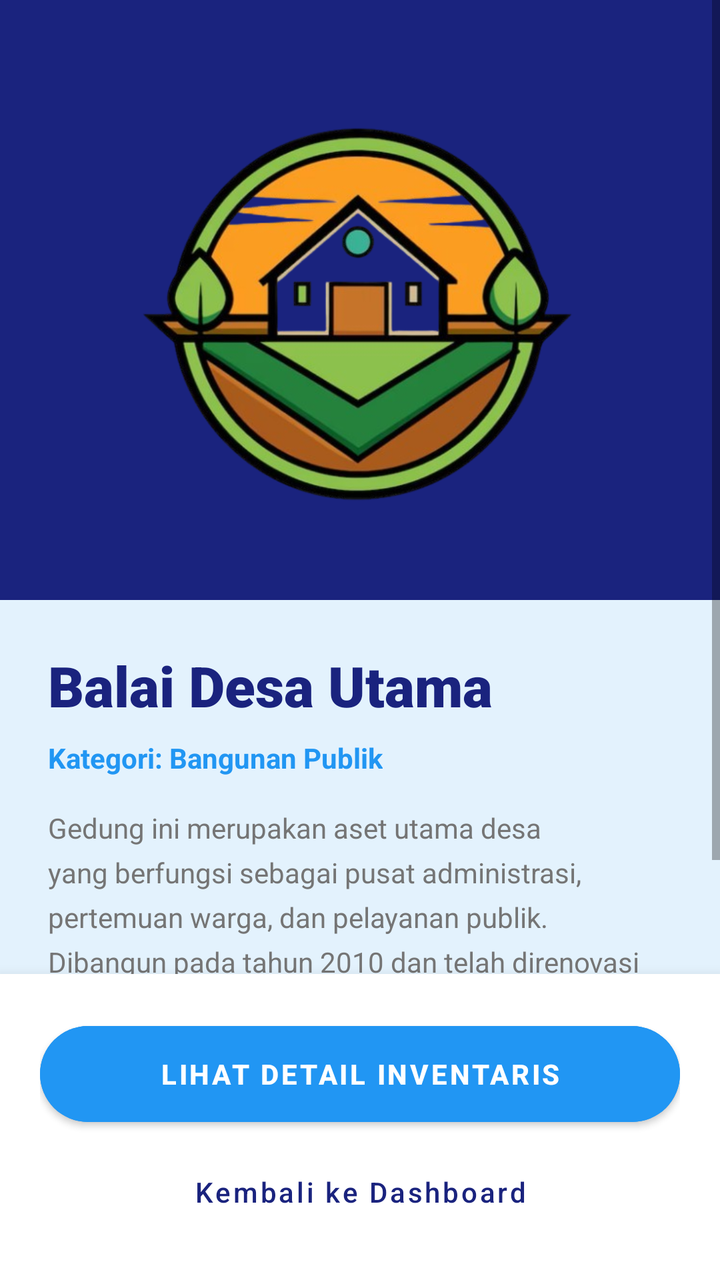
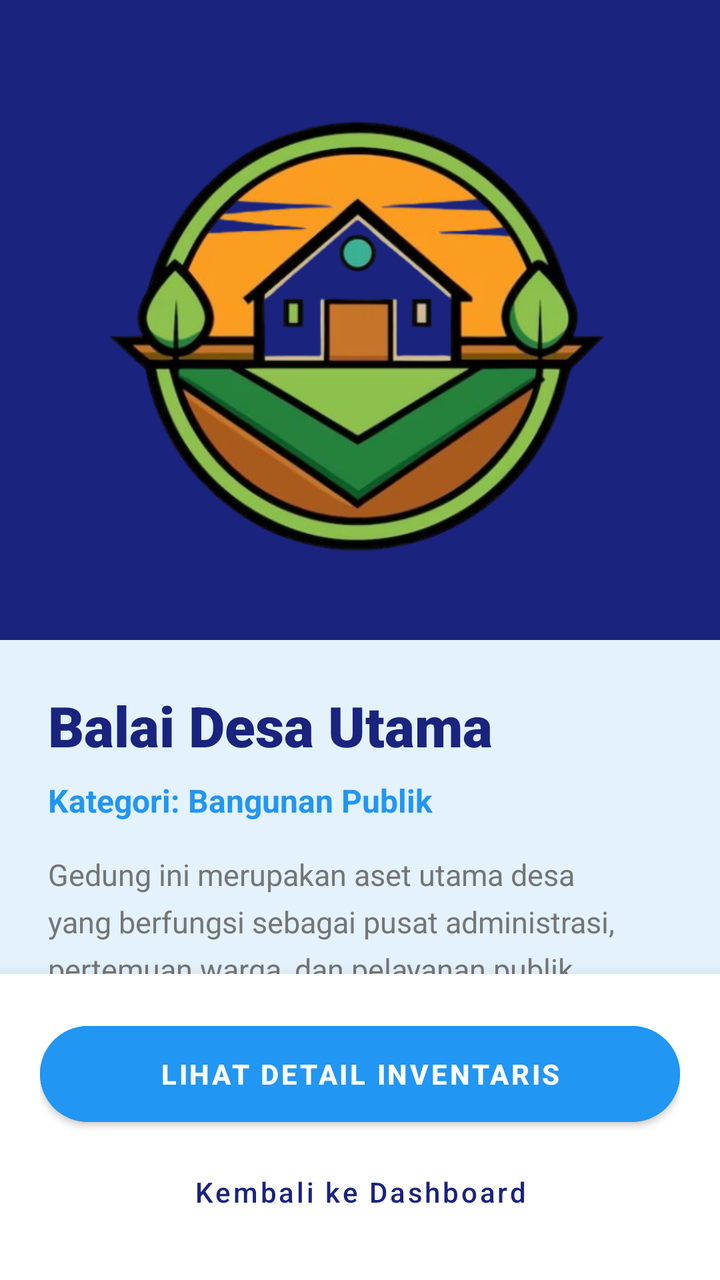

Two renders of the same Android screen: before a commit and after it. Below are the layout's source before the change and the commit's diff.
<!-- AndroidManifest.xml: application theme Theme.Nabilalmao -->
<!-- res/layout/activity_custom2.xml -->
<?xml version="1.0" encoding="utf-8"?>
<RelativeLayout xmlns:android="http://schemas.android.com/apk/res/android"
    xmlns:app="http://schemas.android.com/apk/res-auto"
    android:layout_width="match_parent"
    android:layout_height="match_parent"
    android:background="@color/desa_blue_light">

    <ScrollView
        android:layout_width="match_parent"
        android:layout_height="match_parent"
        android:layout_marginBottom="140dp">

        <LinearLayout
            android:layout_width="match_parent"
            android:layout_height="wrap_content"
            android:orientation="vertical">

            <androidx.cardview.widget.CardView
                android:layout_width="match_parent"
                android:layout_height="300dp"
                app:cardCornerRadius="0dp"
                app:cardElevation="0dp">

                <ImageView
                    android:id="@+id/imgAset"
                    android:layout_width="match_parent"
                    android:layout_height="match_parent"
                    android:scaleType="centerCrop"
                    android:src="@drawable/logo"
                    android:background="@color/desa_blue_dark"
                    android:padding="50dp"/>
            </androidx.cardview.widget.CardView>

            <LinearLayout
                android:layout_width="match_parent"
                android:layout_height="wrap_content"
                android:orientation="vertical"
                android:padding="24dp">

                <TextView
                    android:id="@+id/tvTitle"
                    android:layout_width="wrap_content"
                    android:layout_height="wrap_content"
                    android:text="Balai Desa Utama"
                    android:textColor="@color/desa_blue_dark"
                    android:textSize="28sp"
                    android:fontFamily="sans-serif-black" />

                <TextView
                    android:id="@+id/tvDesc"
                    android:layout_width="wrap_content"
                    android:layout_height="wrap_content"
                    android:layout_marginTop="8dp"
                    android:text="Kategori: Bangunan Publik"
                    android:textColor="@color/desa_blue_primary"
                    android:textStyle="bold" />

                <TextView
                    android:layout_width="match_parent"
                    android:layout_height="wrap_content"
                    android:layout_marginTop="16dp"
                    android:lineSpacingExtra="6dp"
                    android:text="Gedung ini merupakan aset utama desa yang berfungsi sebagai pusat administrasi, pertemuan warga, dan pelayanan publik. Dibangun pada tahun 2010 dan telah direnovasi untuk memastikan kenyamanan masyarakat dalam mendapatkan pelayanan administrasi kependudukan."
                    android:textColor="@color/text_secondary" />
            </LinearLayout>
        </LinearLayout>
    </ScrollView>

    <LinearLayout
        android:layout_width="match_parent"
        android:layout_height="wrap_content"
        android:layout_alignParentBottom="true"
        android:background="#FFFFFF"
        android:elevation="10dp"
        android:orientation="vertical"
        android:padding="20dp">

        <com.google.android.material.button.MaterialButton
            android:id="@+id/btnOrder"
            android:layout_width="match_parent"
            android:layout_height="60dp"
            android:backgroundTint="@color/desa_blue_primary"
            android:text="LIHAT DETAIL INVENTARIS"
            android:textAllCaps="false"
            android:textColor="#FFFFFF"
            android:textStyle="bold"
            app:cornerRadius="30dp" />

        <com.google.android.material.button.MaterialButton
            android:id="@+id/btnBackToDashboard"
            style="@style/Widget.MaterialComponents.Button.TextButton"
            android:layout_width="match_parent"
            android:layout_height="wrap_content"
            android:layout_marginTop="5dp"
            android:text="Kembali ke Dashboard"
            android:textAllCaps="false"
            android:textColor="@color/desa_blue_dark" />
    </LinearLayout>
</RelativeLayout>
<!-- resources referenced by this layout -->
<resources>
  <color name="desa_blue_dark">#1A237E</color>
  <color name="desa_blue_light">#E3F2FD</color>
  <color name="desa_blue_primary">#2196F3</color>
  <color name="text_secondary">#757575</color>
  <!-- drawable logo: png bitmap (drawable, 241666 bytes) -->
  <style name="Theme.Nabilalmao" parent="Theme.MaterialComponents.DayNight.NoActionBar">
          <item name="colorPrimary">#7C3AED</item>
          <item name="colorPrimaryVariant">#4C1D95</item>
          <item name="colorOnPrimary">#FFFFFF</item>
          <item name="colorSecondary">#A855F7</item>
          <item name="colorOnSecondary">#FFFFFF</item>
      </style>
</resources>

<!-- the commit's change to res/layout/activity_custom2.xml (unified diff, before → after) -->
@@ -8,7 +8,8 @@
     <ScrollView
         android:layout_width="match_parent"
         android:layout_height="match_parent"
-        android:layout_marginBottom="140dp">
+        android:layout_above="@+id/layoutBottomAction"
+        android:scrollbars="none">
 
         <LinearLayout
             android:layout_width="match_parent"
@@ -17,7 +18,7 @@
 
             <androidx.cardview.widget.CardView
                 android:layout_width="match_parent"
-                android:layout_height="300dp"
+                android:layout_height="320dp"
                 app:cardCornerRadius="0dp"
                 app:cardElevation="0dp">
 
@@ -25,10 +26,10 @@
                     android:id="@+id/imgAset"
                     android:layout_width="match_parent"
                     android:layout_height="match_parent"
-                    android:scaleType="centerCrop"
+                    android:scaleType="centerInside"
                     android:src="@drawable/logo"
                     android:background="@color/desa_blue_dark"
-                    android:padding="50dp"/>
+                    android:padding="30dp"/>
             </androidx.cardview.widget.CardView>
 
             <LinearLayout
@@ -41,37 +42,41 @@
                     android:id="@+id/tvTitle"
                     android:layout_width="wrap_content"
                     android:layout_height="wrap_content"
+                    android:fontFamily="sans-serif-black"
                     android:text="Balai Desa Utama"
                     android:textColor="@color/desa_blue_dark"
-                    android:textSize="28sp"
-                    android:fontFamily="sans-serif-black" />
+                    android:textSize="28sp" />
 
                 <TextView
-                    android:id="@+id/tvDesc"
+                    android:id="@+id/tvCategory"
                     android:layout_width="wrap_content"
                     android:layout_height="wrap_content"
                     android:layout_marginTop="8dp"
                     android:text="Kategori: Bangunan Publik"
                     android:textColor="@color/desa_blue_primary"
-                    android:textStyle="bold" />
+                    android:textStyle="bold"
+                    android:textSize="16sp" />
 
                 <TextView
+                    android:id="@+id/tvDescription"
                     android:layout_width="match_parent"
                     android:layout_height="wrap_content"
                     android:layout_marginTop="16dp"
                     android:lineSpacingExtra="6dp"
                     android:text="Gedung ini merupakan aset utama desa yang berfungsi sebagai pusat administrasi, pertemuan warga, dan pelayanan publik. Dibangun pada tahun 2010 dan telah direnovasi untuk memastikan kenyamanan masyarakat dalam mendapatkan pelayanan administrasi kependudukan."
-                    android:textColor="@color/text_secondary" />
+                    android:textColor="@color/text_secondary"
+                    android:textSize="15sp" />
             </LinearLayout>
         </LinearLayout>
     </ScrollView>
 
     <LinearLayout
+        android:id="@+id/layoutBottomAction"
         android:layout_width="match_parent"
         android:layout_height="wrap_content"
         android:layout_alignParentBottom="true"
         android:background="#FFFFFF"
-        android:elevation="10dp"
+        android:elevation="15dp"
         android:orientation="vertical"
         android:padding="20dp">
 
